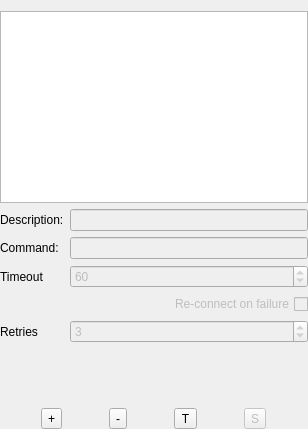
Old version of the form src/gui/RemoteCommandConfigWidget.ui in the repository matthewg42/Gnostic.
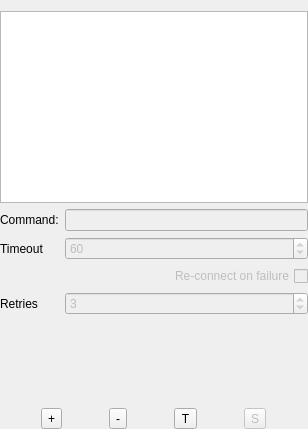
New version of the form. Icons and pictures are not drawn.

Commit message: botched auto-descriptions for Transports and RemoteCommands

```diff
--- a/src/gui/RemoteCommandConfigWidget.ui
+++ b/src/gui/RemoteCommandConfigWidget.ui
@@ -39,27 +39,13 @@
    <item>
     <layout class="QGridLayout" name="gridLayout">
      <item row="0" column="0">
-      <widget class="QLabel" name="label_3">
-       <property name="text">
-        <string>Description:</string>
-       </property>
-      </widget>
-     </item>
-     <item row="0" column="1">
-      <widget class="QLineEdit" name="descriptionEdit">
-       <property name="enabled">
-        <bool>false</bool>
-       </property>
-      </widget>
-     </item>
-     <item row="1" column="0">
       <widget class="QLabel" name="label">
        <property name="text">
         <string>Command:</string>
        </property>
       </widget>
      </item>
-     <item row="1" column="1">
+     <item row="0" column="1">
       <widget class="QLineEdit" name="commandEdit">
        <property name="enabled">
         <bool>false</bool>
@@ -69,14 +55,14 @@
        </property>
       </widget>
      </item>
-     <item row="2" column="0">
+     <item row="1" column="0">
       <widget class="QLabel" name="label_2">
        <property name="text">
         <string>Timeout</string>
        </property>
       </widget>
      </item>
-     <item row="2" column="1">
+     <item row="1" column="1">
       <widget class="QSpinBox" name="timeoutSpin">
        <property name="enabled">
         <bool>false</bool>
@@ -95,7 +81,7 @@
        </property>
       </widget>
      </item>
-     <item row="3" column="0" colspan="2">
+     <item row="2" column="0" colspan="2">
       <widget class="QCheckBox" name="reconnectCheck">
        <property name="enabled">
         <bool>false</bool>
@@ -111,14 +97,14 @@
        </property>
       </widget>
      </item>
-     <item row="4" column="0">
+     <item row="3" column="0">
       <widget class="QLabel" name="label_5">
        <property name="text">
         <string>Retries</string>
        </property>
       </widget>
      </item>
-     <item row="4" column="1">
+     <item row="3" column="1">
       <widget class="QSpinBox" name="retiesSpin">
        <property name="enabled">
         <bool>false</bool>
```
The commit also changes 13 other files.
